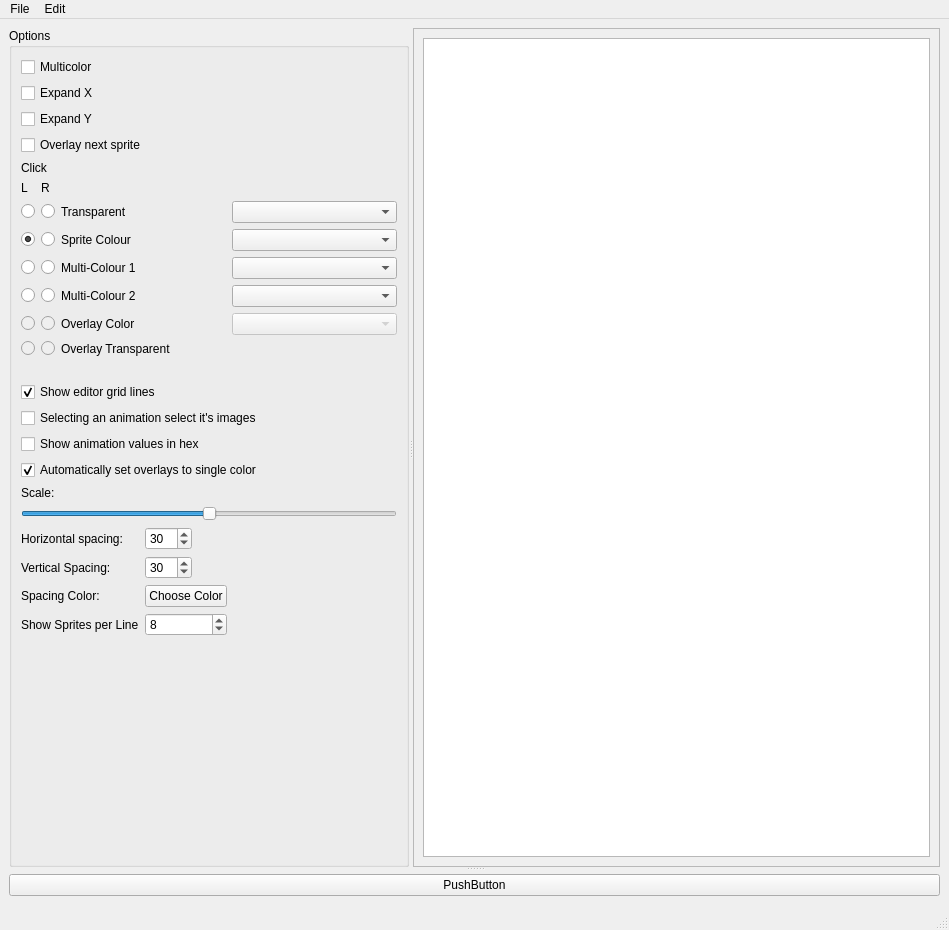
Before: the Qt Designer form mainwindow.ui in jowin202/OpenSprite, drawn with Qt 5.
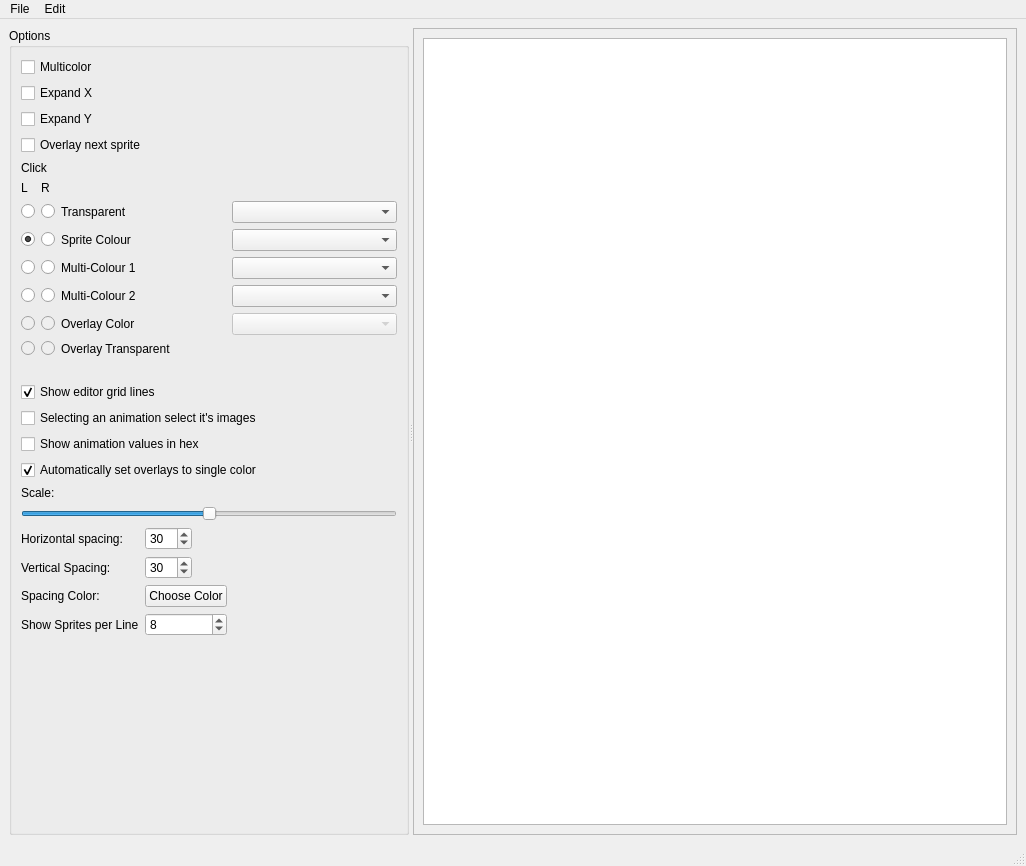
After: the same form once the commit is applied. Custom widgets are drawn as their Qt base class.

```diff
--- a/mainwindow.ui
+++ b/mainwindow.ui
@@ -6,8 +6,8 @@
    <rect>
     <x>0</x>
     <y>0</y>
-    <width>949</width>
-    <height>930</height>
+    <width>1026</width>
+    <height>866</height>
    </rect>
   </property>
   <property name="acceptDrops">
@@ -579,8 +579,8 @@
           <rect>
            <x>0</x>
            <y>0</y>
-           <width>532</width>
-           <height>823</height>
+           <width>609</width>
+           <height>797</height>
           </rect>
          </property>
          <layout class="QGridLayout" name="gridLayout_2">
@@ -601,17 +601,6 @@
         </widget>
        </widget>
       </widget>
-      <widget class="QWidget" name="gridLayoutWidget_2">
-       <layout class="QGridLayout" name="gridLayout_3">
-        <item row="0" column="0">
-         <widget class="QPushButton" name="pushButton">
-          <property name="text">
-           <string>PushButton</string>
-          </property>
-         </widget>
-        </item>
-       </layout>
-      </widget>
      </widget>
     </item>
    </layout>
@@ -621,7 +610,7 @@
     <rect>
      <x>0</x>
      <y>0</y>
-     <width>949</width>
+     <width>1026</width>
      <height>30</height>
     </rect>
    </property>
```
Left out of the diff: 22 changed lines with no effect on the pictures.
